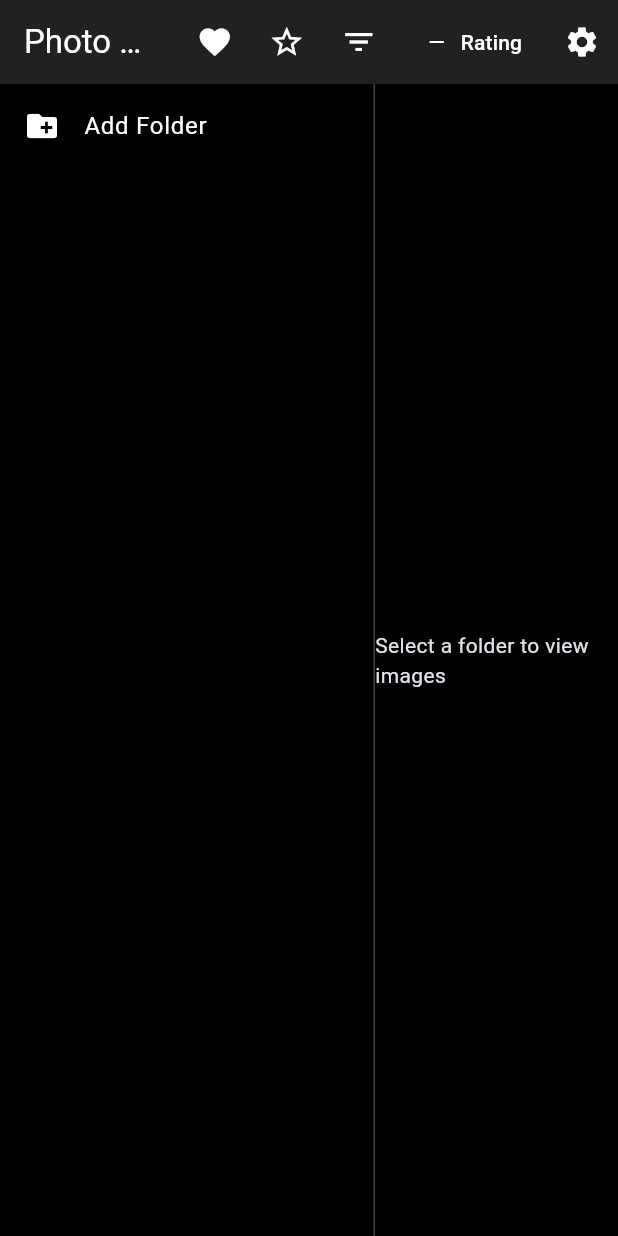
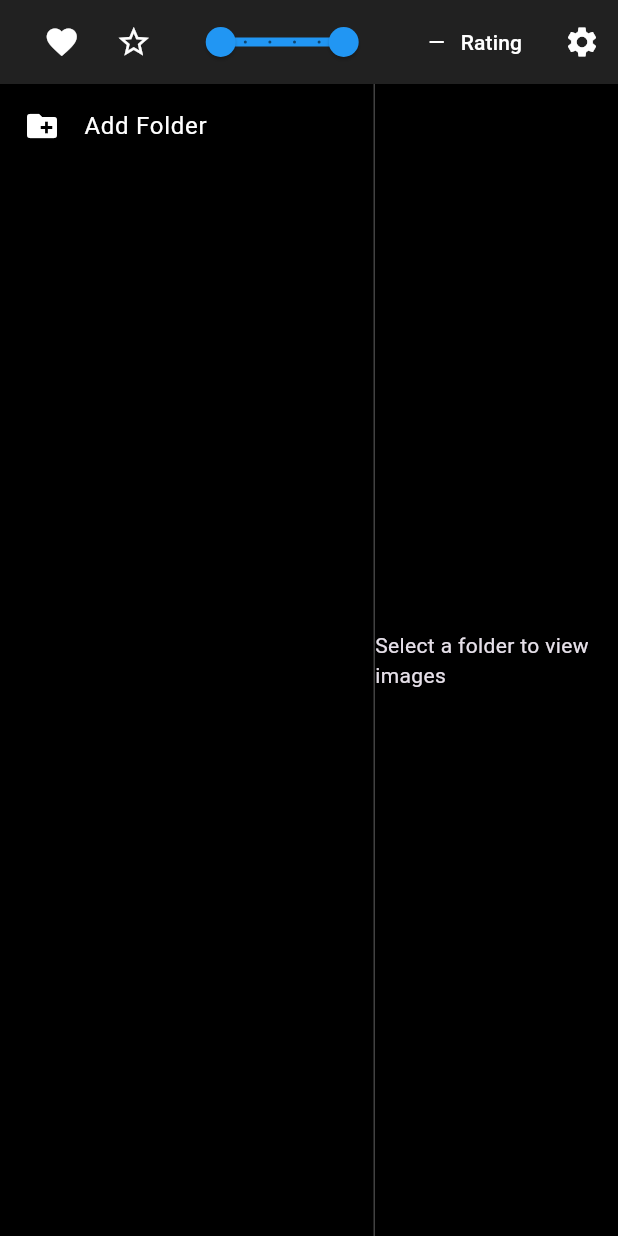
Before and after one commit to kargalar/ArchiveManager, a Flutter app: the screen it shows after launch, on a phone screen of 412 x 824 dp. Run offline on Flutter 3.47's test engine with Material 3 defaults, Android fonts, the phone set to English and light mode, and no system bars; our stand-ins replace file_picker, flutter_colorpicker, hive, hive_flutter; accounts and stored records are empty.

Commit message:
ratin filter

```diff
--- a/lib/views/home_page.dart
+++ b/lib/views/home_page.dart
@@ -224,10 +224,31 @@ class _HomePageState extends State<HomePage> {
                     onPressed: () => viewModel.toggleUnratedFilter(),
                     tooltip: 'Show Unrated Only',
                   ),
-                  IconButton(
-                    icon: const Icon(Icons.filter_list),
-                    onPressed: () => _showRatingFilterDialog(context),
-                    tooltip: 'Filter by Rating Range',
+                  Container(
+                    width: 150,
+                    padding: const EdgeInsets.symmetric(horizontal: 8),
+                    child: Row(
+                      mainAxisSize: MainAxisSize.min,
+                      children: [
+                        Expanded(
+                          child: RangeSlider(
+                            values: RangeValues(viewModel.minRatingFilter,
+                                viewModel.maxRatingFilter),
+                            min: 0,
+                            max: 5,
+                            divisions: 5,
+                            labels: RangeLabels(
+                              viewModel.minRatingFilter.toStringAsFixed(0),
+                              viewModel.maxRatingFilter.toStringAsFixed(0),
+                            ),
+                            onChanged: (RangeValues values) {
+                              viewModel.setRatingFilter(
+                                  values.start, values.end);
+                            },
+                          ),
+                        ),
+                      ],
+                    ),
                   ),
                   const SizedBox(width: 8),
                   TextButton.icon(
--- a/lib/views/widgets/folder_item.dart
+++ b/lib/views/widgets/folder_item.dart
@@ -27,7 +27,7 @@ class FolderItem extends StatelessWidget {
           onTap: () => viewModel.selectFolder(folder),
           child: Container(
             padding: EdgeInsets.only(left: 16.0 * level),
-            height: 40,
+            height: 36,
             child: Row(
               children: [
                 if (hasChildren)
@@ -49,7 +49,8 @@ class FolderItem extends StatelessWidget {
                     folderName,
                     style: TextStyle(
                       color: isSelected ? Colors.blue : Colors.white,
-                      fontWeight: isSelected ? FontWeight.bold : FontWeight.normal,
+                      fontWeight:
+                          isSelected ? FontWeight.bold : FontWeight.normal,
                     ),
                     overflow: TextOverflow.ellipsis,
                   ),
```
